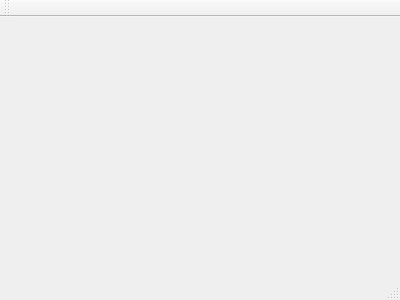
Old version of the form gui/src/mainwindow.ui in the repository alexge50/gie.
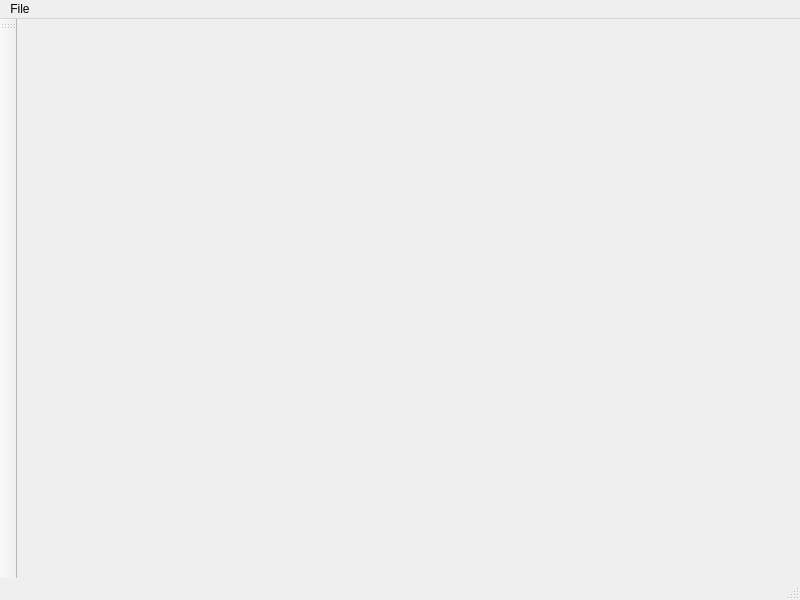
New version of the form.

The edit to the form file:
```diff
--- a/gui/src/mainwindow.ui
+++ b/gui/src/mainwindow.ui
@@ -6,27 +6,62 @@
             <rect>
                 <x>0</x>
                 <y>0</y>
-                <width>400</width>
-                <height>300</height>
-            </rect>
-        </property>
+    <width>800</width>
+    <height>600</height>
+   </rect>
+  </property>
+  <property name="sizePolicy">
+   <sizepolicy hsizetype="Expanding" vsizetype="Expanding">
+    <horstretch>0</horstretch>
+    <verstretch>0</verstretch>
+   </sizepolicy>
+  </property>
         <property name="windowTitle">
             <string>MainWindow</string>
         </property>
-        <widget class="QWidget" name="centralWidget"/>
+  <widget class="QWidget" name="centralWidget">
+   <property name="enabled">
+    <bool>true</bool>
+   </property>
+   <property name="sizePolicy">
+    <sizepolicy hsizetype="Maximum" vsizetype="Maximum">
+     <horstretch>0</horstretch>
+     <verstretch>0</verstretch>
+    </sizepolicy>
+   </property>
+   <property name="maximumSize">
+    <size>
+     <width>406</width>
+     <height>231</height>
+    </size>
+   </property>
+   <layout class="QGridLayout" name="gridLayout">
+    <item row="0" column="0">
+     <layout class="QVBoxLayout" name="verticalLayout"/>
+    </item>
+   </layout>
+  </widget>
         <widget class="QMenuBar" name="menuBar">
             <property name="geometry">
                 <rect>
                     <x>0</x>
                     <y>0</y>
-                    <width>400</width>
+     <width>800</width>
                     <height>28</height>
                 </rect>
             </property>
+   <widget class="QMenu" name="menu1">
+    <property name="title">
+     <string>File</string>
+    </property>
+    <addaction name="actionSave"/>
+    <addaction name="actionLoad"/>
+   </widget>
+   <addaction name="menu1"/>
         </widget>
         <widget class="QToolBar" name="mainToolBar">
             <attribute name="toolBarArea">
-                <enum>TopToolBarArea</enum>
+    <enum>LeftToolBarArea</enum>
             </attribute>
             <attribute name="toolBarBreak">
                 <bool>false</bool>
```
Left out of the diff: 10 changed lines with no effect on the pictures. Lines whose indentation alone changed are shown as unchanged.
